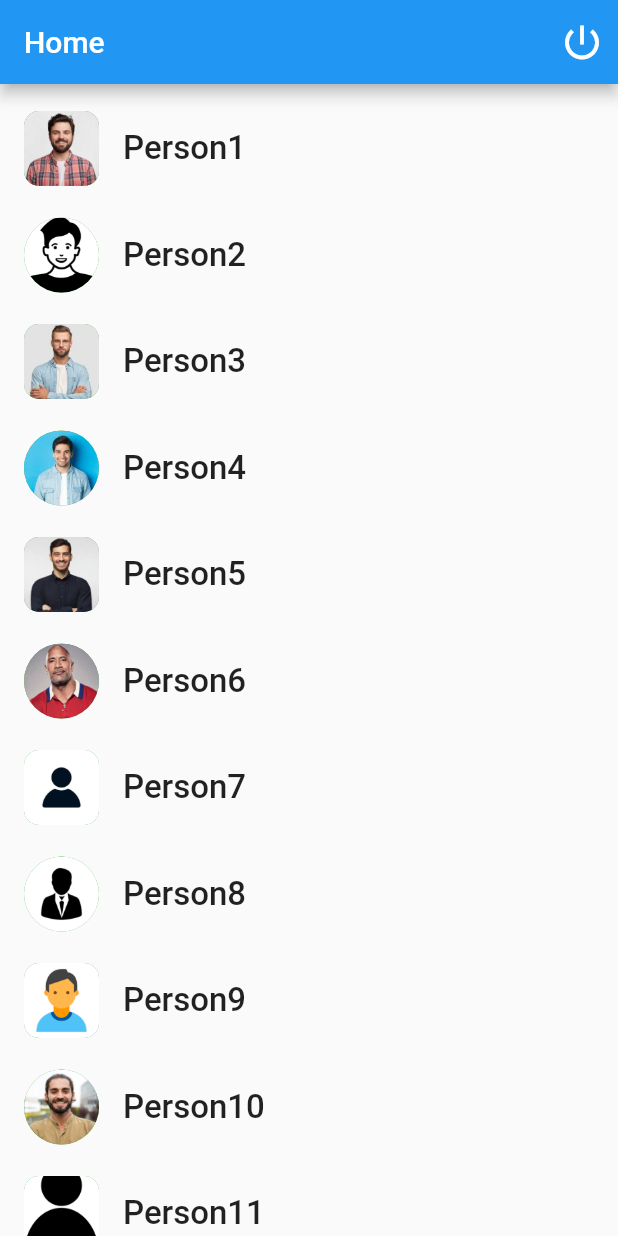
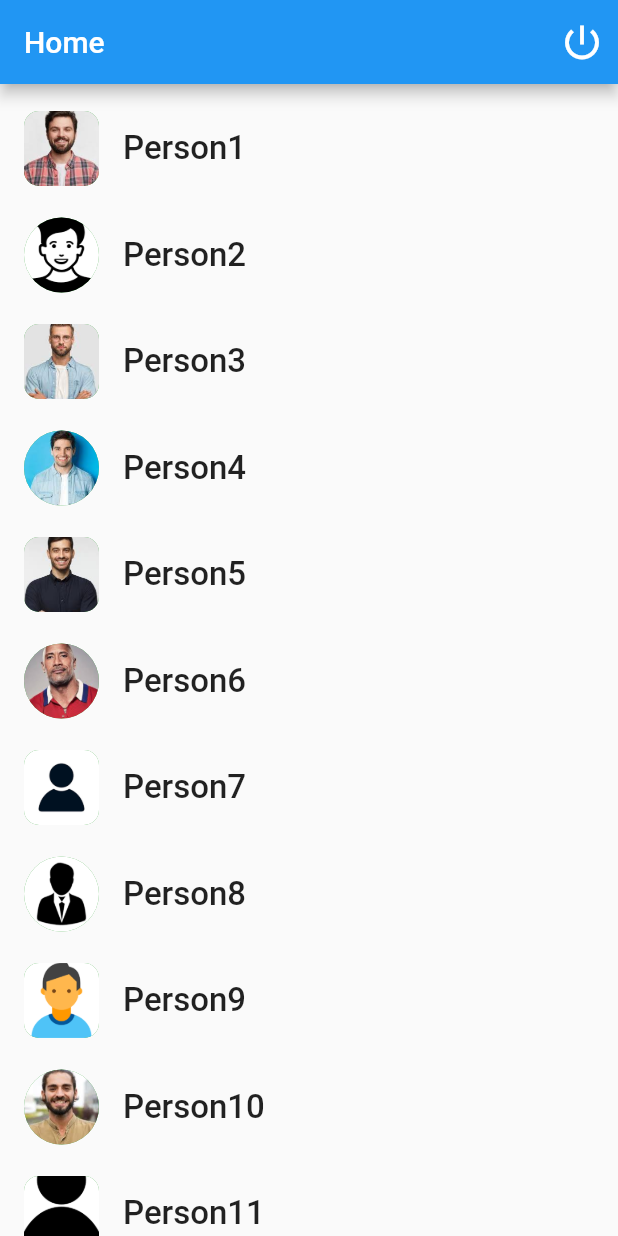
Before and after one commit to DUDU0123/FOURTH_WEEK_BROTOTYPE_TASK, a Flutter app: the HomePage screen opened directly, on a phone screen of 412 x 824 dp. Run offline on Flutter 3.47's test engine with Material 2 defaults, Android fonts, the phone set to English and light mode, and no system bars; our stand-ins replace shared_preferences; accounts and stored records are empty.

Commit message:
Third commit

```diff
--- a/lib/screens/home/home_page.dart
+++ b/lib/screens/home/home_page.dart
@@ -30,7 +30,7 @@ class HomePage extends StatelessWidget {
       ),
       body: ListView.separated(
         padding: const EdgeInsets.only(top: 15, bottom: 15),
-        itemCount: 15,
+        itemCount: userList.length,
         itemBuilder: (context, index) {
           return ListTileWidget(
             imageName: userList[index].logoImage,
--- a/lib/widgets/list_tile_widget.dart
+++ b/lib/widgets/list_tile_widget.dart
@@ -4,7 +4,8 @@ class ListTileWidget extends StatelessWidget {
   const ListTileWidget({
     super.key,
     required this.text,
-    required this.borderRadius, required this.imageName,
+    required this.borderRadius,
+    required this.imageName,
   });
 
   final String text;
@@ -14,9 +15,7 @@ class ListTileWidget extends StatelessWidget {
   @override
   Widget build(BuildContext context) {
     return ListTile(
-      onTap: () {
-
-      },
+      onTap: () {},
       leading: Container(
         width: 50,
         height: 50,
@@ -26,7 +25,14 @@ class ListTileWidget extends StatelessWidget {
         ),
         child: ClipRRect(
           borderRadius: BorderRadius.circular(borderRadius),
-          child: Image.asset(imageName, fit: BoxFit.cover,)),
+          child: Transform.scale(
+            scale: 1.2,
+            child: Image.asset(
+              imageName,
+              fit: BoxFit.cover,
+            ),
+          ),
+        ),
       ),
       title: Text(
         text,
```
